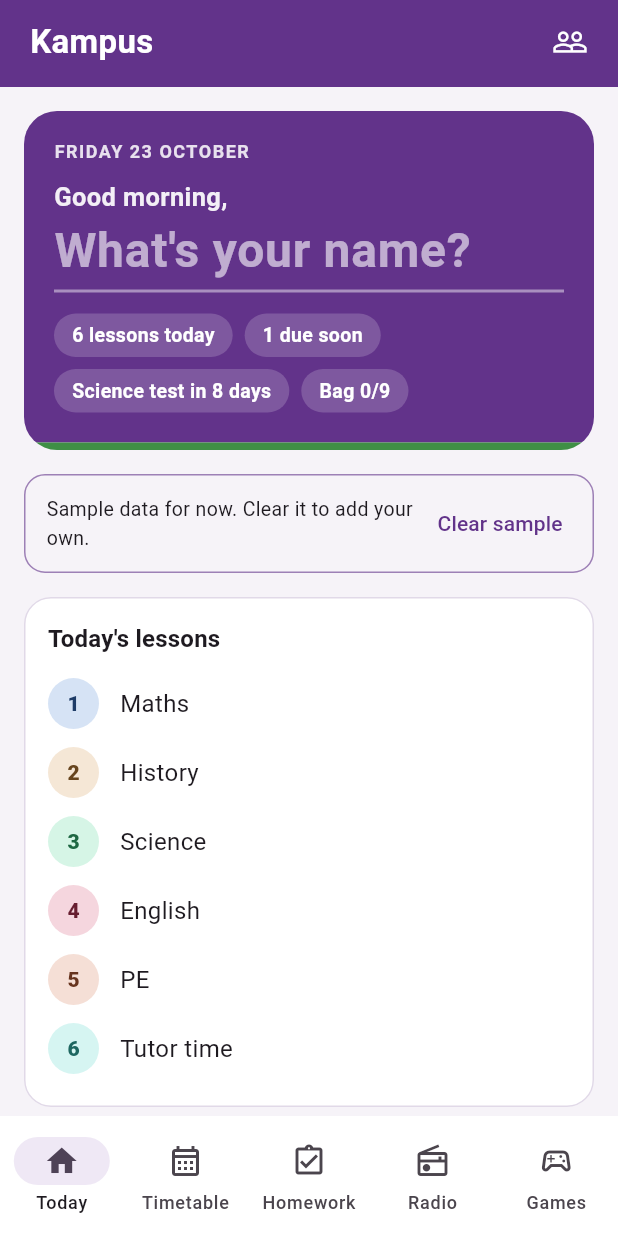
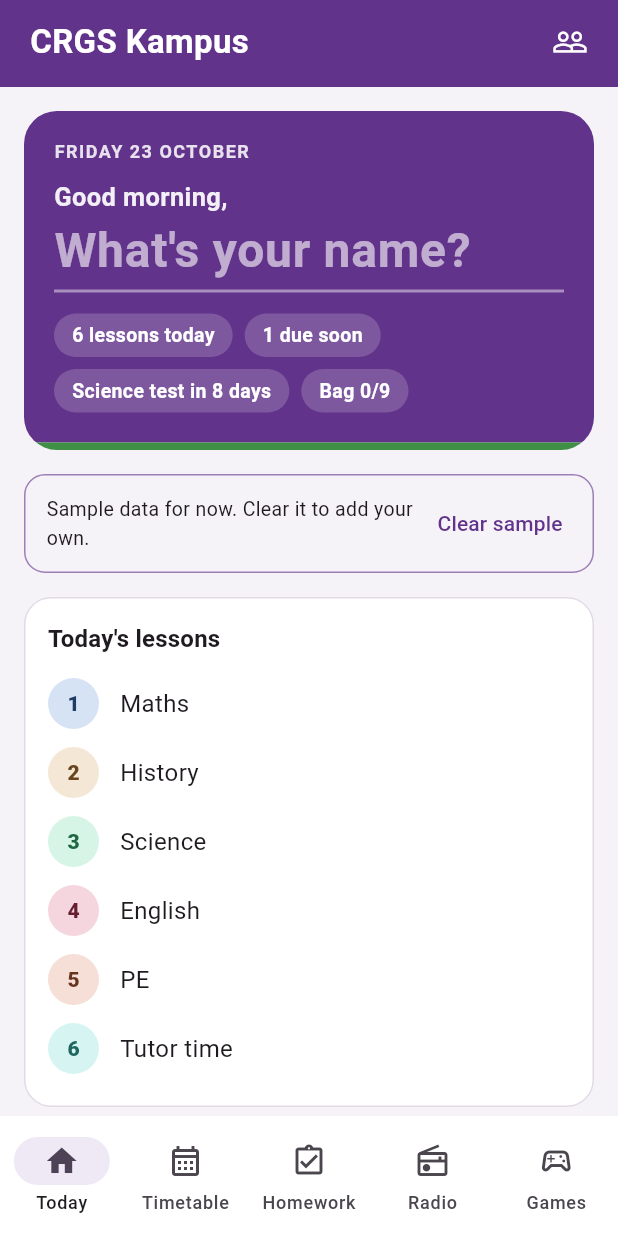
Before and after one commit to Prab187/Aiwire, a Flutter app: the screen it shows after launch, on a phone screen of 412 x 824 dp. Run offline on Flutter 3.47's test engine with Material 3 defaults, Android fonts, the phone set to English and light mode, and no system bars; our stand-ins replace cached_network_image, file_picker, firebase_analytics, firebase_core, flutter_staggered_animations, flutter_tts and 11 more; missing offline and left inert: dart:html, youtube_explode_dart; accounts and stored records are empty; Roboto replaces fonts that are missing (Georgia).

Commit message:
Back to CRGS Kampus as the app name
Co-Authored-By: Claude Sonnet 5.5 <noreply@anthropic.com>
Claude-Session: https://claude.ai/code/session_01AmBrLcUPcsbb9SQYD6rtPo

```diff
--- a/crgs_planner/lib/main.dart
+++ b/crgs_planner/lib/main.dart
@@ -67,7 +67,7 @@ class CrgsPlannerApp extends StatelessWidget {
   Widget build(BuildContext context) {
     SystemChrome.setSystemUIOverlayStyle(SystemUiOverlayStyle.light);
     return MaterialApp(
-      title: 'Kampus',
+      title: 'CRGS Kampus',
       debugShowCheckedModeBanner: false,
       theme: buildTheme(Brightness.light),
       darkTheme: buildTheme(Brightness.dark),
@@ -121,7 +121,7 @@ class _HomeShellState extends State<HomeShell> {
                 child: Row(
                   children: [
                     const Expanded(
-                      child: Text('Kampus', style: TextStyle(fontFamily: serif, fontSize: 22, fontWeight: FontWeight.w700, color: Colors.white)),
+                      child: Text('CRGS Kampus', style: TextStyle(fontFamily: serif, fontSize: 22, fontWeight: FontWeight.w700, color: Colors.white)),
                     ),
                     IconButton(
                       tooltip: 'Contacts',
--- a/crgs_planner/lib/radio/news_sources.dart
+++ b/crgs_planner/lib/radio/news_sources.dart
@@ -25,7 +25,7 @@ class LiveNewsRepository implements NewsRepository {
   final http.Client _client;
   final Duration timeout;
 
-  static const _headers = {'User-Agent': 'Kampus/1.0 (student app; unofficial)'};
+  static const _headers = {'User-Agent': 'CRGSKampus/1.0 (student app; unofficial)'};
 
   Uri gdeltUri(String query) => Uri.https('api.gdeltproject.org', '/api/v2/doc/doc', {
         'query': query,
--- a/crgs_planner/lib/radio/radio_script.dart
+++ b/crgs_planner/lib/radio/radio_script.dart
@@ -1,6 +1,6 @@
 import 'news_item.dart';
 
-const stationName = 'Kampus Radio';
+const stationName = 'CRGS Kampus Radio';
 
 String _join(List<String> items) {
   if (items.length <= 1) return items.join();
--- a/crgs_planner/pubspec.yaml
+++ b/crgs_planner/pubspec.yaml
@@ -1,5 +1,5 @@
 name: crgs_planner
-description: "Kampus: lessons, homework, bag check, contacts and games. Unofficial student app."
+description: "CRGS Kampus: lessons, homework, bag check, contacts and games. Unofficial student app."
 # The following line prevents the package from being accidentally published to
 # pub.dev using `flutter pub publish`. This is preferred for private packages.
 publish_to: 'none' # Remove this line if you wish to publish to pub.dev
```
Also changed, not shown: 7 other files.
